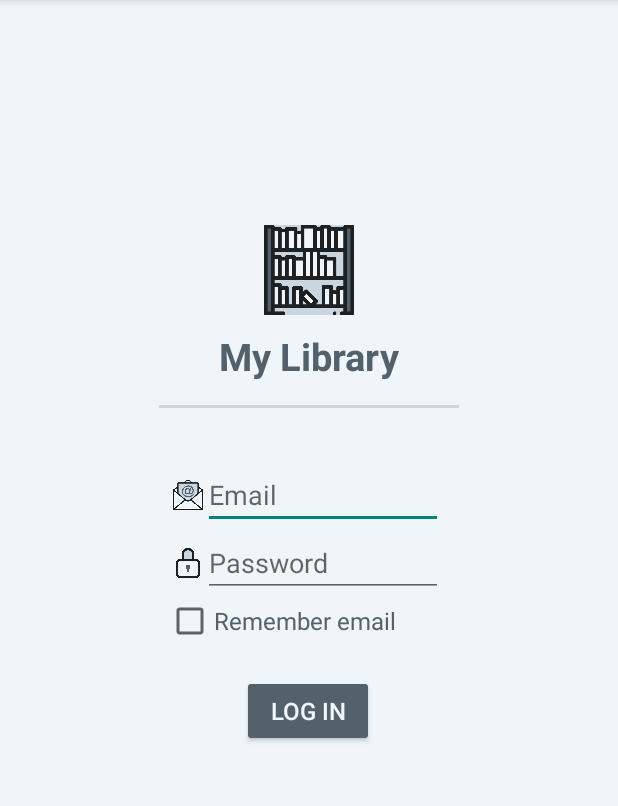
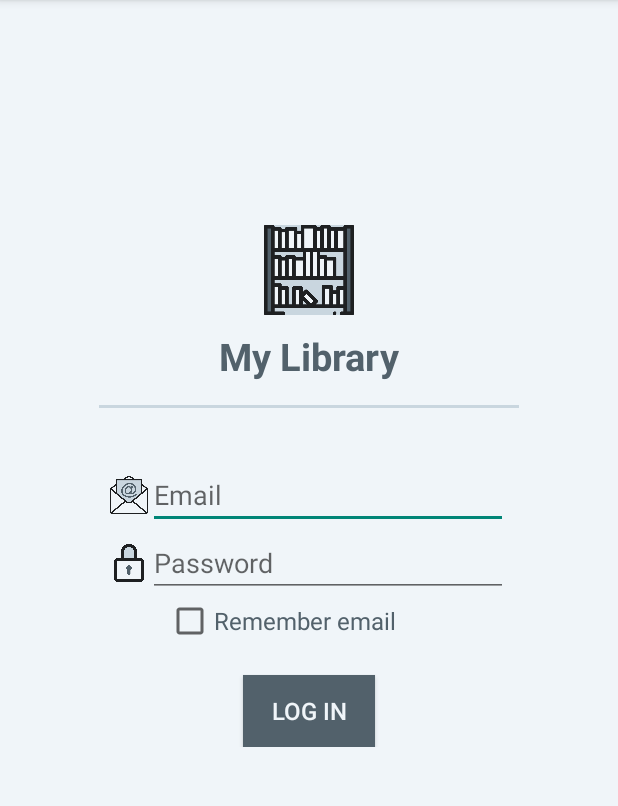
Before and after one commit to alistairaem/Proyecto-Biblioteca-PMDM-21-22, an Android app: the screen it shows after launch (MainActivity), on a phone screen of 412 x 824 dp, the part 84-890 px from its top. Run offline under Robolectric (Android 15) with nearby library versions, the phone set to English and light mode, and no system bars.

Commit message:
Crea login básico

```diff
--- a/app/src/main/java/com/example/biblioteca/MainActivity.java
+++ b/app/src/main/java/com/example/biblioteca/MainActivity.java
@@ -2,13 +2,37 @@ package com.example.biblioteca;
 
 import androidx.appcompat.app.AppCompatActivity;
 
+import android.content.Intent;
 import android.os.Bundle;
+import android.widget.Button;
+import android.widget.EditText;
+import android.widget.Toast;
 
 public class MainActivity extends AppCompatActivity {
+
+    EditText txtEmail;
+    EditText txtContraseña;
+    Button btnIniciar;
 
     @Override
     protected void onCreate(Bundle savedInstanceState) {
         super.onCreate(savedInstanceState);
         setContentView(R.layout.activity_main);
+
+        txtEmail = findViewById(R.id.txtEmail);
+        txtContraseña = findViewById(R.id.txtContraseña);
+        btnIniciar = findViewById(R.id.btnIniciar);
+
+        btnIniciar.setBackgroundColor(getResources().getColor(R.color.terciario));
+
+        btnIniciar.setOnClickListener(v -> {
+            if (txtEmail.getText().toString().equals("admin@admin.com") && txtContraseña.getText().toString().equals("admin")) {
+                Toast.makeText(this, "Bienvenido admin", Toast.LENGTH_SHORT).show();
+            } else if (txtEmail.getText().toString().equals("user@user.com") && txtContraseña.getText().toString().equals("user")){
+                Toast.makeText(this, "Bienvenido user", Toast.LENGTH_SHORT).show();
+            } else {
+                Toast.makeText(this, "Usuario o contraseña incorrectos", Toast.LENGTH_SHORT).show();
+            }
+        });
     }
 }
--- a/app/src/main/res/layout/activity_main.xml
+++ b/app/src/main/res/layout/activity_main.xml
@@ -28,7 +28,7 @@
             android:textColor="@color/terciario"
             android:text="@string/titulo_principal"/>
         <View
-            android:layout_width="200dp"
+            android:layout_width="280dp"
             android:layout_height="2dp"
             android:background="@color/secundario"
             android:layout_margin="15dp"/>
@@ -50,13 +50,13 @@
             android:gravity="center">
 
             <ImageView
-                android:layout_width="20dp"
-                android:layout_height="20dp"
+                android:layout_width="25dp"
+                android:layout_height="25dp"
                 android:src="@drawable/email"/>
 
             <EditText
                 android:id="@+id/txtEmail"
-                android:layout_width="160dp"
+                android:layout_width="240dp"
                 android:layout_height="wrap_content"
                 android:hint="@string/email"/>
 
@@ -70,13 +70,13 @@
             android:gravity="center">
 
             <ImageView
-                android:layout_width="20dp"
-                android:layout_height="20dp"
+                android:layout_width="25dp"
+                android:layout_height="25dp"
                 android:src="@drawable/candado"/>
 
             <EditText
-                android:id="@+id/txtEmail"
-                android:layout_width="160dp"
+                android:id="@+id/txtContraseña"
+                android:layout_width="240dp"
                 android:layout_height="wrap_content"
                 android:hint="@string/contraseña"/>
 
@@ -99,7 +99,6 @@
             android:text="@string/iniciar_sesion"
             android:textColor="@color/principal"
             android:textSize="16sp"
-            android:backgroundTint="@color/terciario"
             android:layout_marginTop="20dp"/>
 
 
```
